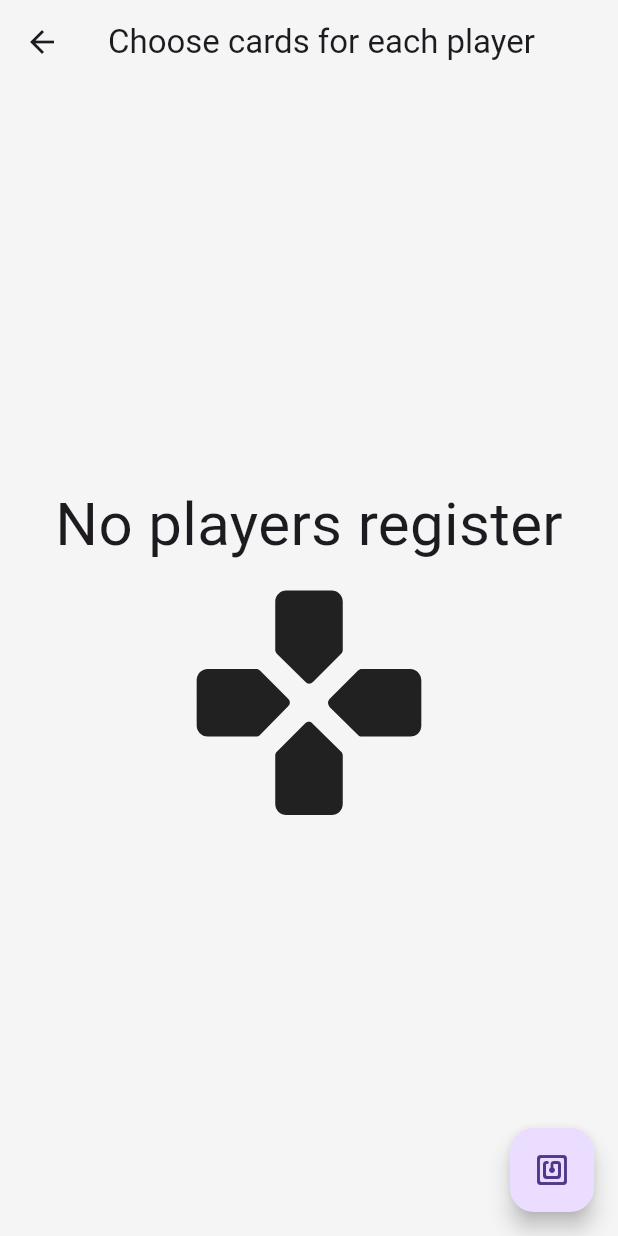
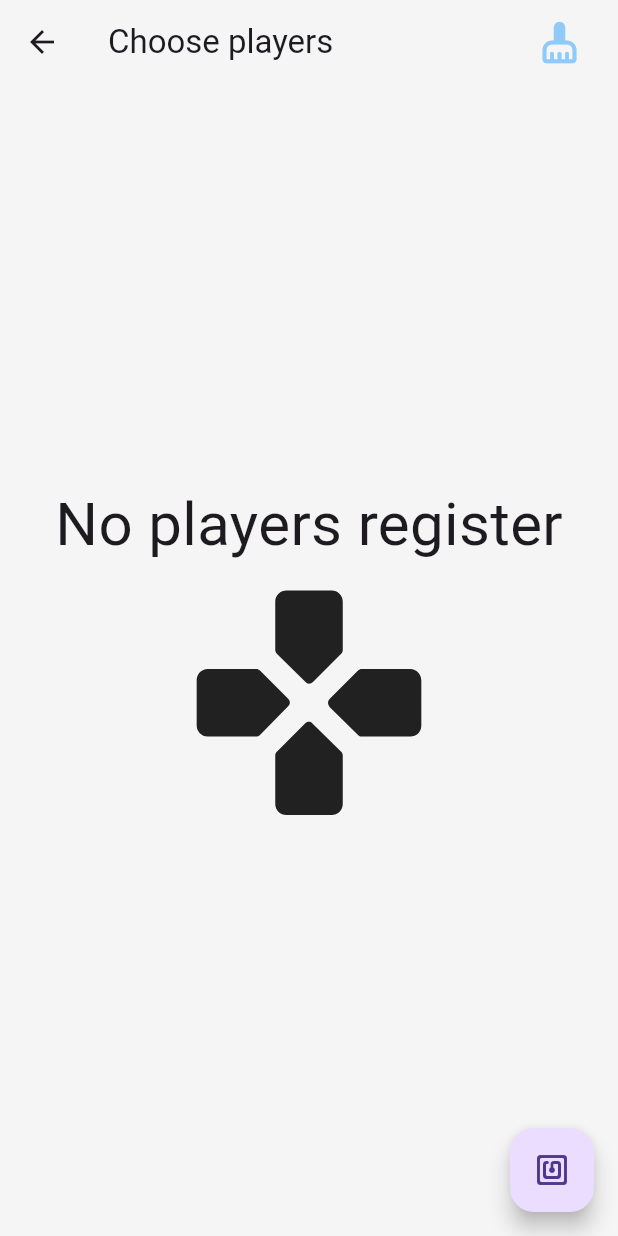
Before and after one commit to sebaszap123-dev/monopoly-banker-nfc, a Flutter app: the EletronicGameSetup screen opened directly, on a phone screen of 412 x 824 dp. Run offline on Flutter 3.47's test engine with Material 3 defaults, Android fonts, the phone set to English and light mode, and no system bars; our stand-ins replace auto_route, bloc, equatable, flutter_bloc, flutter_secure_storage, get_it and 3 more; missing offline and left inert: art_sweetalert, nfc_manager; accounts and stored records are empty.

Commit message:
delete players

```diff
--- a/lib/interface/views/config/setup_game_electronic.dart
+++ b/lib/interface/views/config/setup_game_electronic.dart
@@ -35,7 +35,6 @@ class _EletronicGameSetupState extends State<EletronicGameSetup> {
   bool isLoading = true;
   _initCards() async {
     final resp = await getIt<MonopolyElectronicService>().getAllMonopolyCards();
-    // getIt<MonopolyElectronicService>().deleteMonopolyCard(resp[1]);
     if (resp.isNotEmpty) {
       for (var card in resp) {
         cards[card] = false;
@@ -137,8 +136,23 @@ class _EletronicGameSetupState extends State<EletronicGameSetup> {
         return Scaffold(
             backgroundColor: Colors.grey.shade100,
             appBar: AppBar(
-              title: const Text('Choose cards for each player'),
+              title: const Text('Choose players'),
               backgroundColor: Colors.grey.shade100,
+              actions: [
+                Padding(
+                  padding: const EdgeInsets.only(right: 15),
+                  child: IconButton(
+                    icon: Icon(
+                      // Icons.restore,
+                      Icons.cleaning_services_rounded,
+                      color: Colors.blue.shade200,
+                      size: 30,
+                    ),
+                    onPressed:
+                        getIt<MonopolyElectronicService>().deleteAllPlayers,
+                  ),
+                )
+              ],
             ),
             floatingActionButton: FloatingActionButton(
               onPressed: !_maxPlayers ? addNewCard : startGame,
```
Also changed, not shown: lib/config/utils/banker_alerts.dart (+17 -0 lines), lib/data/service/monopoly_electronic_service.dart (+11 -1 lines).
